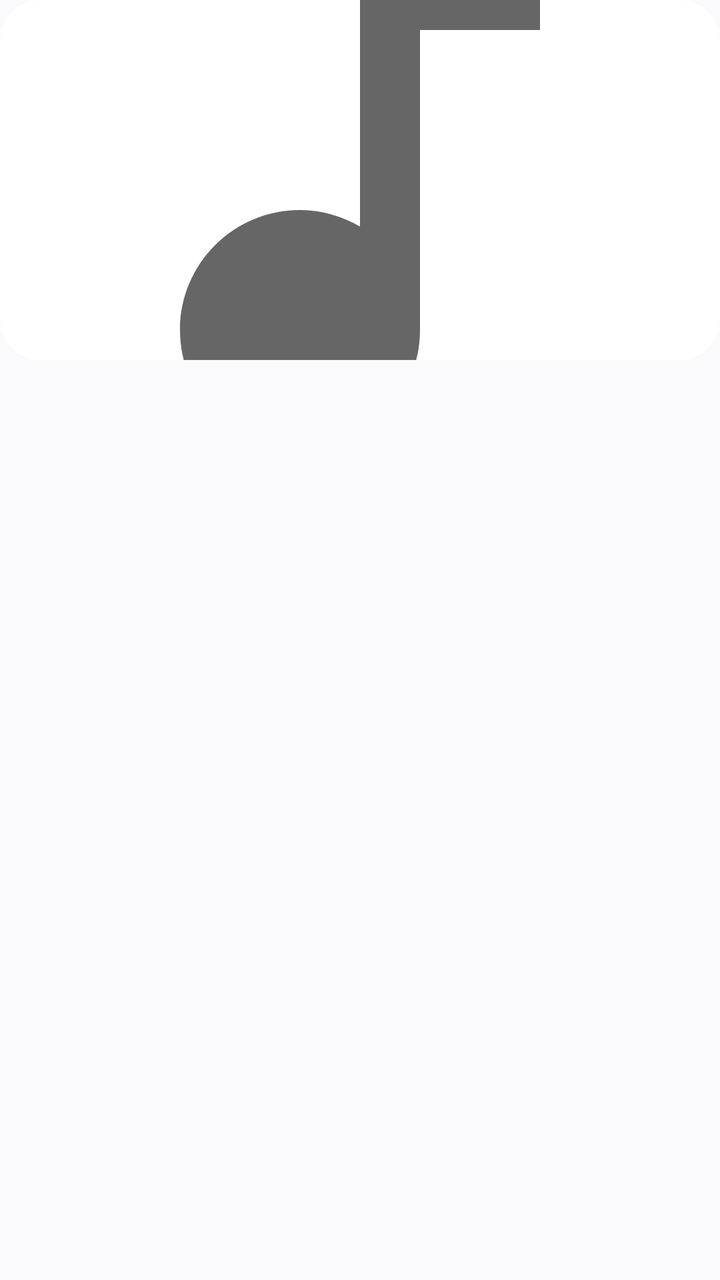
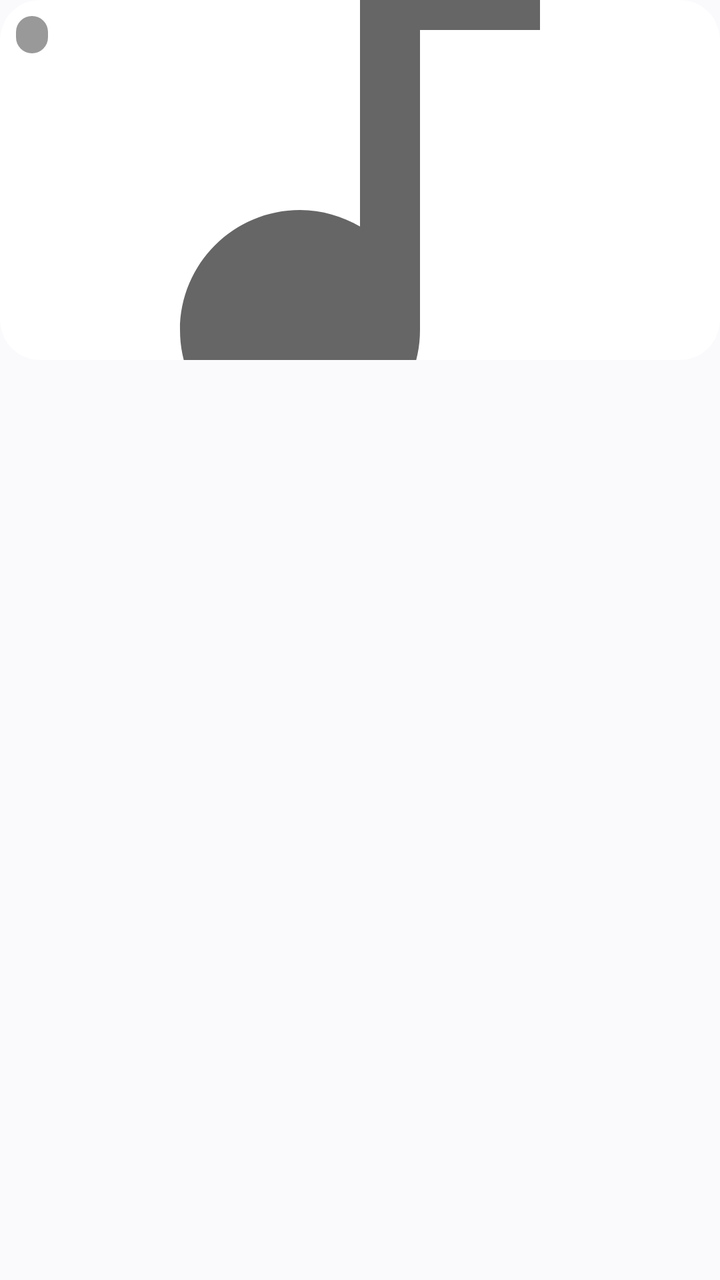

An Android layout rendered at two revisions. The XML below is the earlier revision; the diff shows what the commit changed to produce the second picture.
<!-- AndroidManifest.xml: application theme Theme.SubtitlePlayer -->
<!-- res/layout/item_discover_card.xml -->
<?xml version="1.0" encoding="utf-8"?>
<LinearLayout xmlns:android="http://schemas.android.com/apk/res/android"
    android:layout_width="match_parent"
    android:layout_height="wrap_content"
    android:layout_marginStart="6dp"
    android:layout_marginEnd="6dp"
    android:orientation="vertical"
    android:paddingBottom="20dp"
    android:foreground="?attr/selectableItemBackground">

    <FrameLayout
        android:layout_width="match_parent"
        android:layout_height="180dp">

        <ImageView
            android:id="@+id/imgCardCover"
            android:layout_width="match_parent"
            android:layout_height="match_parent"
            android:background="@drawable/bg_cover"
            android:clipToOutline="true"
            android:contentDescription="@string/cover"
            android:scaleType="centerCrop"
            android:src="@drawable/ic_music_tinted" />

        <TextView
            android:id="@+id/txtCardIndex"
            android:layout_width="wrap_content"
            android:layout_height="wrap_content"
            android:layout_gravity="top|start"
            android:layout_margin="6dp"
            android:background="@drawable/bg_segment_active"
            android:paddingStart="8dp"
            android:paddingEnd="8dp"
            android:paddingTop="2dp"
            android:paddingBottom="2dp"
            android:textColor="@color/text_hint"
            android:textSize="11sp" />
    </FrameLayout>

    <TextView
        android:id="@+id/txtCardTitle"
        android:layout_width="match_parent"
        android:layout_height="wrap_content"
        android:layout_marginTop="12dp"
        android:ellipsize="end"
        android:singleLine="true"
        android:textColor="@color/text_primary"
        android:textSize="16sp"
        android:textStyle="bold" />

    <TextView
        android:id="@+id/txtCardArtist"
        android:layout_width="match_parent"
        android:layout_height="wrap_content"
        android:layout_marginTop="2dp"
        android:ellipsize="end"
        android:singleLine="true"
        android:textColor="@color/text_hint"
        android:textSize="12sp" />

</LinearLayout>
<!-- resources referenced by this layout -->
<resources>
  <color name="text_hint">#737986</color>
  <color name="text_primary">#1B1C24</color>
  <!-- drawable bg_cover (drawable) -->
  <?xml version="1.0" encoding="utf-8"?>
  <shape xmlns:android="http://schemas.android.com/apk/res/android"
      android:shape="rectangle">
      <corners android:radius="20dp" />
      <solid android:color="@color/surface" />
  </shape>
  <!-- drawable bg_segment_active (drawable) -->
  <?xml version="1.0" encoding="utf-8"?>
  <shape xmlns:android="http://schemas.android.com/apk/res/android"
      android:shape="rectangle">
      <corners android:radius="12dp" />
      <solid android:color="@color/surface" />
  </shape>
  <!-- drawable ic_music_tinted (drawable) -->
  <?xml version="1.0" encoding="utf-8"?>
  <vector xmlns:android="http://schemas.android.com/apk/res/android"
      android:width="24dp"
      android:height="24dp"
      android:viewportWidth="24"
      android:viewportHeight="24">
      <path
          android:fillColor="?attr/colorControlNormal"
          android:pathData="M12,3v10.55c-0.59,-0.34 -1.27,-0.55 -2,-0.55 -2.21,0 -4,1.79 -4,4s1.79,4 4,4 4,-1.79 4,-4V7h4V3h-6z" />
  </vector>
  <string name="cover">封面</string>
  <style name="Theme.SubtitlePlayer" parent="Theme.AppCompat.DayNight.NoActionBar">
          <item name="android:windowBackground">@color/bg</item>
          <item name="android:statusBarColor">@color/bg</item>
          <item name="android:navigationBarColor">@color/bg</item>
          
          <item name="colorAccent">@color/accent</item>
          
          <item name="alertDialogTheme">@style/ShiYinAlertDialog</item>
      </style>
  <color name="surface">#FFFFFF</color>
  <color name="bg">#FAFAFC</color>
  <color name="accent">#4A6CF7</color>
  <style name="ShiYinAlertDialog" parent="Theme.AppCompat.DayNight.Dialog.Alert">
          <item name="colorAccent">@color/accent</item>
          <item name="android:windowBackground">@drawable/bg_dialog</item>
      </style>
  <!-- drawable bg_dialog (drawable) -->
  <?xml version="1.0" encoding="utf-8"?>
  <shape xmlns:android="http://schemas.android.com/apk/res/android"
      android:shape="rectangle">
      <corners android:radius="20dp" />
      <solid android:color="@color/bg" />
  </shape>
</resources>

<!-- the commit's change to res/layout/item_discover_card.xml (unified diff, before → after) -->
@@ -27,13 +27,13 @@
             android:layout_width="wrap_content"
             android:layout_height="wrap_content"
             android:layout_gravity="top|start"
-            android:layout_margin="6dp"
-            android:background="@drawable/bg_segment_active"
+            android:layout_margin="8dp"
+            android:background="@drawable/bg_badge_on_photo"
             android:paddingStart="8dp"
             android:paddingEnd="8dp"
             android:paddingTop="2dp"
             android:paddingBottom="2dp"
-            android:textColor="@color/text_hint"
+            android:textColor="@color/white"
             android:textSize="11sp" />
     </FrameLayout>
 
<!-- resource entries referenced after the edit -->
@@ -2,18 +2,19 @@
 <resources>
   <color name="text_hint">#737986</color>
   <color name="text_primary">#1B1C24</color>
+  <color name="white">#FFFFFF</color>
+  <!-- drawable bg_badge_on_photo (drawable) -->
+  <?xml version="1.0" encoding="utf-8"?>
+  <shape xmlns:android="http://schemas.android.com/apk/res/android"
+      android:shape="rectangle">
+      <corners android:radius="10dp" />
+      <solid android:color="#66000000" />
+  </shape>
   <!-- drawable bg_cover (drawable) -->
   <?xml version="1.0" encoding="utf-8"?>
   <shape xmlns:android="http://schemas.android.com/apk/res/android"
       android:shape="rectangle">
       <corners android:radius="20dp" />
-      <solid android:color="@color/surface" />
-  </shape>
-  <!-- drawable bg_segment_active (drawable) -->
-  <?xml version="1.0" encoding="utf-8"?>
-  <shape xmlns:android="http://schemas.android.com/apk/res/android"
-      android:shape="rectangle">
-      <corners android:radius="12dp" />
       <solid android:color="@color/surface" />
   </shape>
   <!-- drawable ic_music_tinted (drawable) -->
